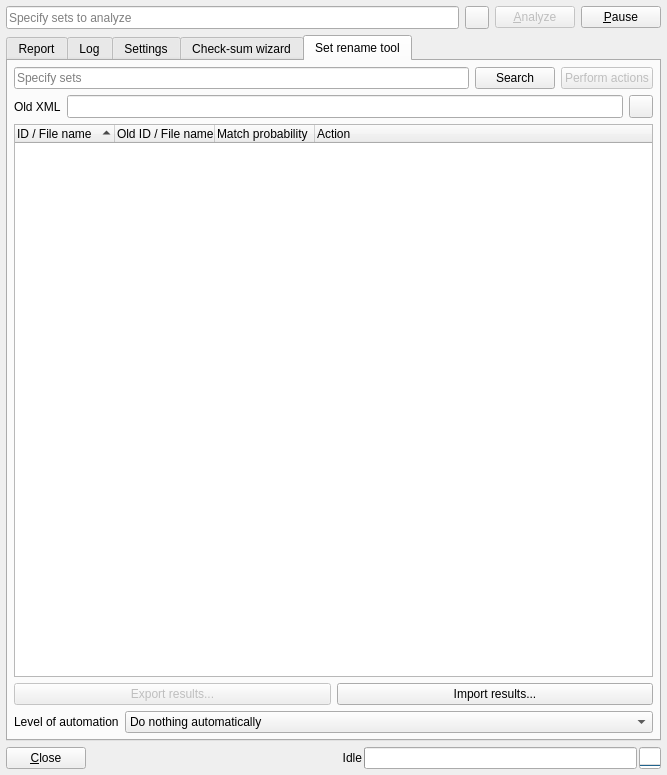
Qt form romalyzer.ui (qmc2/qmc2-mame-fe) before a commit.
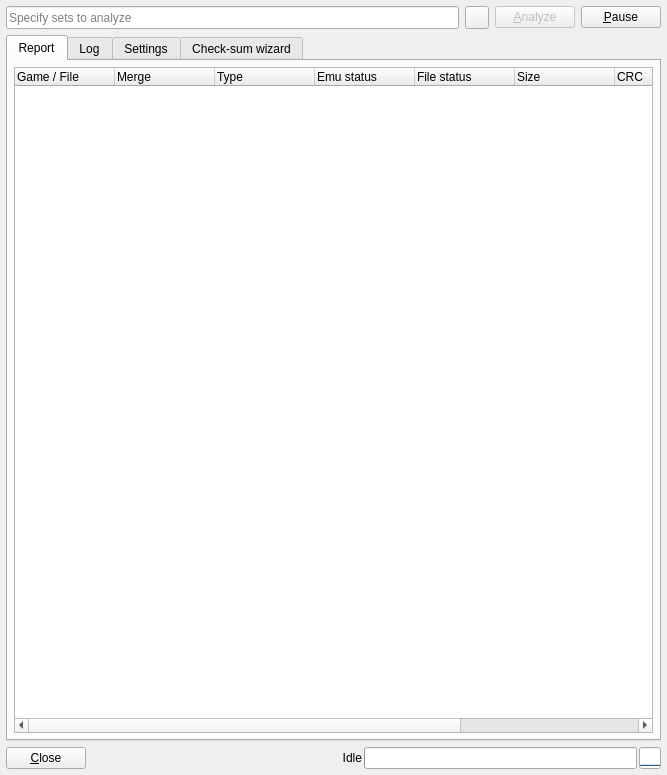
The same form after that commit. The open tabs and pages were chosen to show the change. Icons and pictures are not drawn.

Commit message: imp: ROMAlyzer: removed the WIP-ified 'set renamer' tool page as it's no longer required (the check-sum database can be used together with the 'set rewriter' now to automagically rename sets)

```diff
--- a/romalyzer.ui
+++ b/romalyzer.ui
@@ -1594,265 +1594,6 @@
        </item>
       </layout>
      </widget>
-     <widget class="QWidget" name="tabSetRenamer">
-      <attribute name="title">
-       <string>Set rename tool</string>
-      </attribute>
-      <layout class="QGridLayout" name="gridLayoutSetRenamer" rowstretch="0,0,1,0,0">
-       <item row="0" column="0" colspan="2">
-        <widget class="QLineEdit" name="lineEditSetRenamerPattern">
-         <property name="sizePolicy">
-          <sizepolicy hsizetype="Expanding" vsizetype="Minimum">
-           <horstretch>0</horstretch>
-           <verstretch>0</verstretch>
-          </sizepolicy>
-         </property>
-         <property name="toolTip">
-          <string>Specify sets to be included in the search - wildcards allowed, use space as delimiter for multiple sets</string>
-         </property>
-         <property name="placeholderText">
-          <string>Specify sets</string>
-         </property>
-        </widget>
-       </item>
-       <item row="0" column="2">
-        <widget class="QPushButton" name="pushButtonSetRenamerSearch">
-         <property name="sizePolicy">
-          <sizepolicy hsizetype="Fixed" vsizetype="Minimum">
-           <horstretch>0</horstretch>
-           <verstretch>0</verstretch>
-          </sizepolicy>
-         </property>
-         <property name="toolTip">
-          <string>Search for matches now!</string>
-         </property>
-         <property name="text">
-          <string>Search</string>
-         </property>
-         <property name="icon">
-          <iconset resource="qmc2.qrc">
-           <normaloff>:/data/img/filefind.png</normaloff>:/data/img/filefind.png</iconset>
-         </property>
-         <property name="autoDefault">
-          <bool>false</bool>
-         </property>
-        </widget>
-       </item>
-       <item row="0" column="3">
-        <widget class="QPushButton" name="pushButtonSetRenamerPerformActions">
-         <property name="enabled">
-          <bool>false</bool>
-         </property>
-         <property name="sizePolicy">
-          <sizepolicy hsizetype="Fixed" vsizetype="Minimum">
-           <horstretch>0</horstretch>
-           <verstretch>0</verstretch>
-          </sizepolicy>
-         </property>
-         <property name="toolTip">
-          <string>Perform proposed actions on all selected sets</string>
-         </property>
-         <property name="text">
-          <string>Perform actions</string>
-         </property>
-         <property name="icon">
-          <iconset>
-           <normaloff>:/data/img/rename.png</normaloff>:/data/img/rename.png</iconset>
-         </property>
-         <property name="autoDefault">
-          <bool>false</bool>
-         </property>
-        </widget>
-       </item>
-       <item row="2" column="0" colspan="4">
-        <widget class="QTreeWidget" name="treeWidgetSetRenamerSearchResult">
-         <property name="sizePolicy">
-          <sizepolicy hsizetype="Expanding" vsizetype="Ignored">
-           <horstretch>0</horstretch>
-           <verstretch>0</verstretch>
-          </sizepolicy>
-         </property>
-         <property name="toolTip">
-          <string>Search results (check-sum matches)</string>
-         </property>
-         <property name="selectionMode">
-          <enum>QAbstractItemView::ExtendedSelection</enum>
-         </property>
-         <property name="selectionBehavior">
-          <enum>QAbstractItemView::SelectRows</enum>
-         </property>
-         <property name="rootIsDecorated">
-          <bool>false</bool>
-         </property>
-         <property name="uniformRowHeights">
-          <bool>true</bool>
-         </property>
-         <property name="itemsExpandable">
-          <bool>false</bool>
-         </property>
-         <property name="sortingEnabled">
-          <bool>true</bool>
-         </property>
-         <property name="allColumnsShowFocus">
-          <bool>true</bool>
-         </property>
-         <column>
-          <property name="text">
-           <string>ID / File name</string>
-          </property>
-         </column>
-         <column>
-          <property name="text">
-           <string>Old ID / File name</string>
-          </property>
-         </column>
-         <column>
-          <property name="text">
-           <string>Match probability</string>
-          </property>
-         </column>
-         <column>
-          <property name="text">
-           <string>Action</string>
-          </property>
-         </column>
-        </widget>
-       </item>
-       <item row="4" column="0" colspan="4">
-        <layout class="QHBoxLayout" name="horizontalLayout_5">
-         <item>
-          <widget class="QLabel" name="labelSetRenamerAutomationLevel">
-           <property name="text">
-            <string>Level of automation</string>
-           </property>
-          </widget>
-         </item>
-         <item>
-          <widget class="QComboBox" name="comboBoxSetRenamerAutomationLevel">
-           <property name="sizePolicy">
-            <sizepolicy hsizetype="Expanding" vsizetype="Fixed">
-             <horstretch>0</horstretch>
-             <verstretch>0</verstretch>
-            </sizepolicy>
-           </property>
-           <property name="toolTip">
-            <string>Choose the level of automated set renamer operations</string>
-           </property>
-           <item>
-            <property name="text">
-             <string>Do nothing automatically</string>
-            </property>
-           </item>
-           <item>
-            <property name="text">
-             <string>Automatically select sure matches</string>
-            </property>
-           </item>
-           <item>
-            <property name="text">
-             <string>Automatically select sure matches and perform proposed actions</string>
-            </property>
-           </item>
-          </widget>
-         </item>
-        </layout>
-       </item>
-       <item row="1" column="0" colspan="4">
-        <layout class="QHBoxLayout" name="horizontalLayout_6">
-         <item>
-          <widget class="QLabel" name="labelSetRenamerOldXmlFile">
-           <property name="text">
-            <string>Old XML</string>
-           </property>
-          </widget>
-         </item>
-         <item>
-          <widget class="QLineEdit" name="lineEditSetRenamerOldXmlFile">
-           <property name="sizePolicy">
-            <sizepolicy hsizetype="Expanding" vsizetype="Minimum">
-             <horstretch>0</horstretch>
-             <verstretch>0</verstretch>
-            </sizepolicy>
-           </property>
-           <property name="toolTip">
-            <string>Old XML data input file (produced with '-listxml')</string>
-           </property>
-          </widget>
-         </item>
-         <item>
-          <widget class="QToolButton" name="toolButtonBrowseSetRenamerOldXmlFile">
-           <property name="sizePolicy">
-            <sizepolicy hsizetype="Fixed" vsizetype="Minimum">
-             <horstretch>0</horstretch>
-             <verstretch>0</verstretch>
-            </sizepolicy>
-           </property>
-           <property name="toolTip">
-            <string>Browse old XML data input file (produced with '-listxml')</string>
-           </property>
-           <property name="icon">
-            <iconset resource="qmc2.qrc">
-             <normaloff>:/data/img/fileopen.png</normaloff>:/data/img/fileopen.png</iconset>
-           </property>
-          </widget>
-         </item>
-        </layout>
-       </item>
-       <item row="3" column="0" colspan="4">
-        <layout class="QHBoxLayout" name="horizontalLayout_7">
-         <item>
-          <widget class="QPushButton" name="pushButtonSetRenamerExportResults">
-           <property name="enabled">
-            <bool>false</bool>
-           </property>
-           <property name="sizePolicy">
-            <sizepolicy hsizetype="Minimum" vsizetype="Minimum">
-             <horstretch>0</horstretch>
-             <verstretch>0</verstretch>
-            </sizepolicy>
-           </property>
-           <property name="toolTip">
-            <string>Export selected results to a file</string>
-           </property>
-           <property name="text">
-            <string>Export results...</string>
-           </property>
-           <property name="icon">
-            <iconset resource="qmc2.qrc">
-             <normaloff>:/data/img/filesaveas.png</normaloff>:/data/img/filesaveas.png</iconset>
-           </property>
-           <property name="autoDefault">
-            <bool>false</bool>
-           </property>
-          </widget>
-         </item>
-         <item>
-          <widget class="QPushButton" name="pushButtonSetRenamerImportResults">
-           <property name="sizePolicy">
-            <sizepolicy hsizetype="Minimum" vsizetype="Minimum">
-             <horstretch>0</horstretch>
-             <verstretch>0</verstretch>
-            </sizepolicy>
-           </property>
-           <property name="toolTip">
-            <string>Import results from a file</string>
-           </property>
-           <property name="text">
-            <string>Import results...</string>
-           </property>
-           <property name="icon">
-            <iconset resource="qmc2.qrc">
-             <normaloff>:/data/img/fileopen.png</normaloff>:/data/img/fileopen.png</iconset>
-           </property>
-           <property name="autoDefault">
-            <bool>false</bool>
-           </property>
-          </widget>
-         </item>
-        </layout>
-       </item>
-      </layout>
-     </widget>
     </widget>
    </item>
    <item row="2" column="0">
```
Left out of the diff: 53 changed lines with no effect on the pictures. The commit also changes 20 other files.
